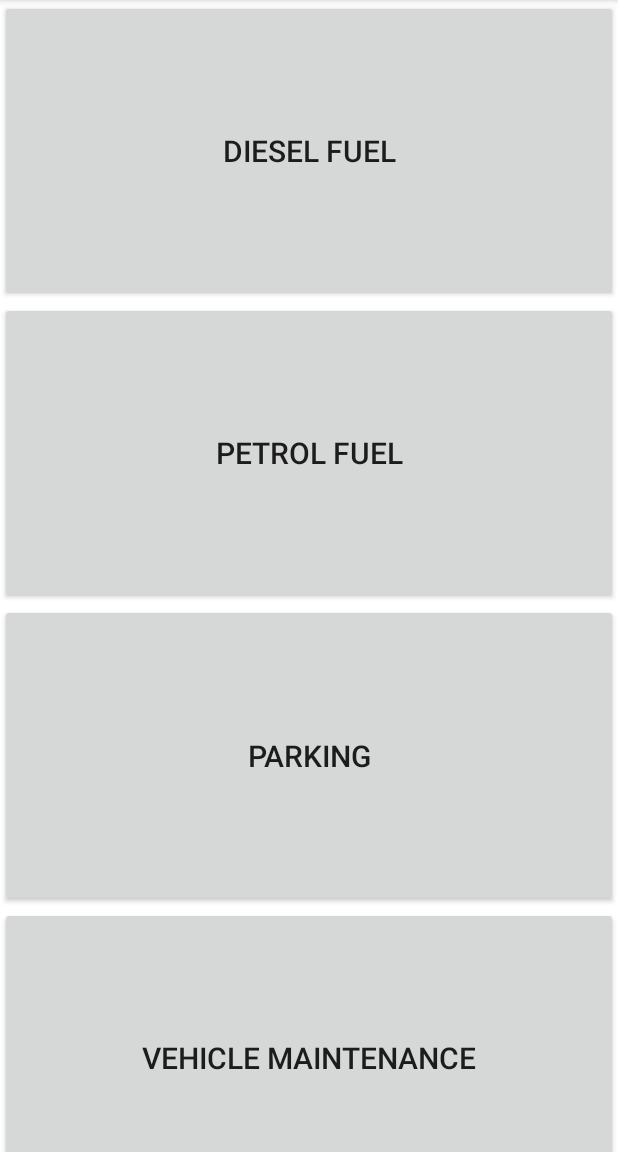
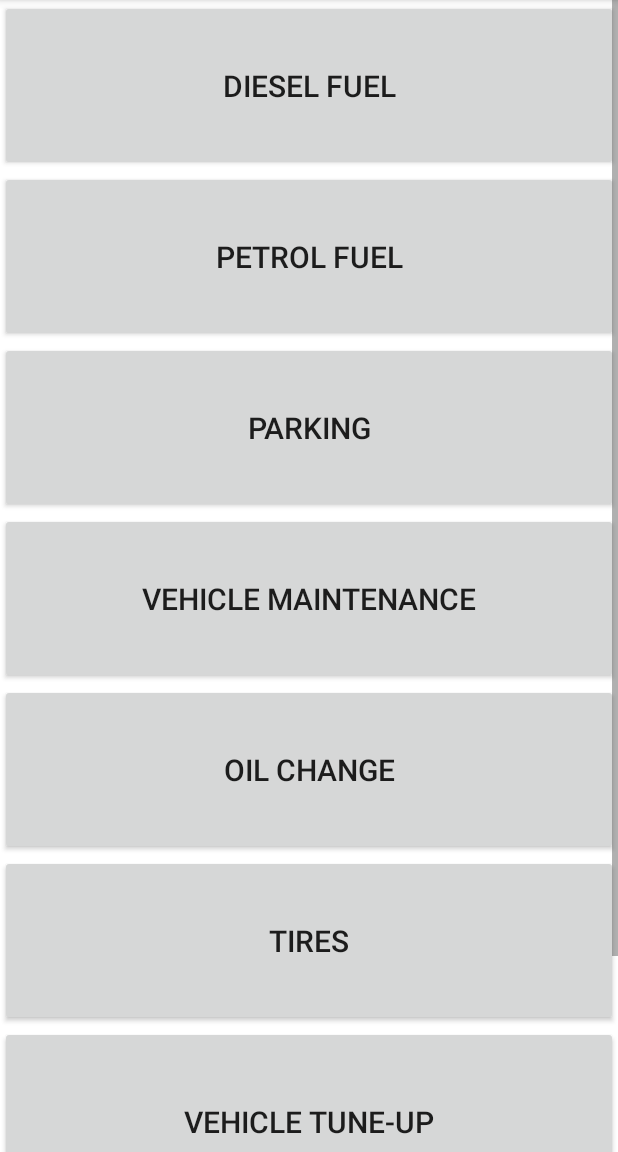
Before and after one commit to vinhnghi223/Project-5, an Android app: the CarActivity screen opened directly, with no data from a screen before it, on a phone screen of 412 x 824 dp, the part 84-1236 px from its top. Run offline under Robolectric (Android 15) with nearby library versions, the phone set to English and light mode, and no system bars; 1 statement that could not run was skipped.

Commit message:
QRcode part1

```diff
--- a/app/src/main/res/layout/car_subcategory.xml
+++ b/app/src/main/res/layout/car_subcategory.xml
@@ -1,6 +1,10 @@
 <?xml version="1.0" encoding="utf-8"?>
+<ScrollView xmlns:android="http://schemas.android.com/apk/res/android"
+    android:layout_width="match_parent"
+    android:layout_height="wrap_content"
+    android:id="@+id/scrollView_car_subcategory">
 
-<LinearLayout xmlns:android="http://schemas.android.com/apk/res/android"
+<LinearLayout
     android:orientation="vertical" android:layout_width="match_parent"
     android:layout_height="match_parent"
     android:weightSum="1"
@@ -8,73 +12,66 @@
 
     <Button
         android:layout_width="match_parent"
-        android:layout_height="wrap_content"
+        android:layout_height="114dp"
         android:text="Diesel fuel"
         android:id="@+id/button_diesel"
-        android:layout_weight="0.40"
         android:textSize="20dp"
         android:onClick="inputDieselFuel"/>
 
     <Button
         android:layout_width="match_parent"
-        android:layout_height="wrap_content"
+        android:layout_height="114dp"
         android:text="Petrol fuel"
         android:id="@+id/button_petrol"
-        android:layout_weight="0.40"
         android:textSize="20dp"
         android:onClick="inputFuel"/>
 
     <Button
         android:layout_width="match_parent"
-        android:layout_height="wrap_content"
+        android:layout_height="114dp"
         android:text="Parking"
         android:id="@+id/button_parking"
-        android:layout_weight="0.40"
         android:textSize="20dp"
         android:onClick="inputPark"/>
 
     <Button
         android:layout_width="match_parent"
-        android:layout_height="wrap_content"
+        android:layout_height="114dp"
         android:text="Vehicle maintenance"
         android:id="@+id/button_maintenance"
-        android:layout_weight="0.40"
         android:textSize="20dp"
         android:onClick="inputMain"/>
 
     <Button
         android:layout_width="match_parent"
-        android:layout_height="wrap_content"
+        android:layout_height="114dp"
         android:text="Oil change"
         android:id="@+id/button_oil"
-        android:layout_weight="0.40 "
         android:textSize="20dp"
         android:onClick="inputOil"/>
 
     <Button
         android:layout_width="match_parent"
-        android:layout_height="wrap_content"
+        android:layout_height="114dp"
         android:text="Tires"
         android:id="@+id/button_tires"
-        android:layout_weight="0.40"
         android:textSize="20dp"
         android:onClick="inputTire"/>
 
     <Button
         android:layout_width="match_parent"
-        android:layout_height="wrap_content"
+        android:layout_height="127dp"
         android:text="Vehicle tune-up"
         android:id="@+id/button_tune_up"
-        android:layout_weight="0.40"
         android:textSize="20dp"
         android:onClick="inputTuneUp"/>
 
     <Button
         android:layout_width="match_parent"
-        android:layout_height="wrap_content"
+        android:layout_height="114dp"
         android:text="Other"
         android:id="@+id/button_other"
-        android:layout_weight="0.40"
         android:textSize="20dp"
         android:onClick="inputOther"/>
 </LinearLayout>
+</ScrollView>
```
